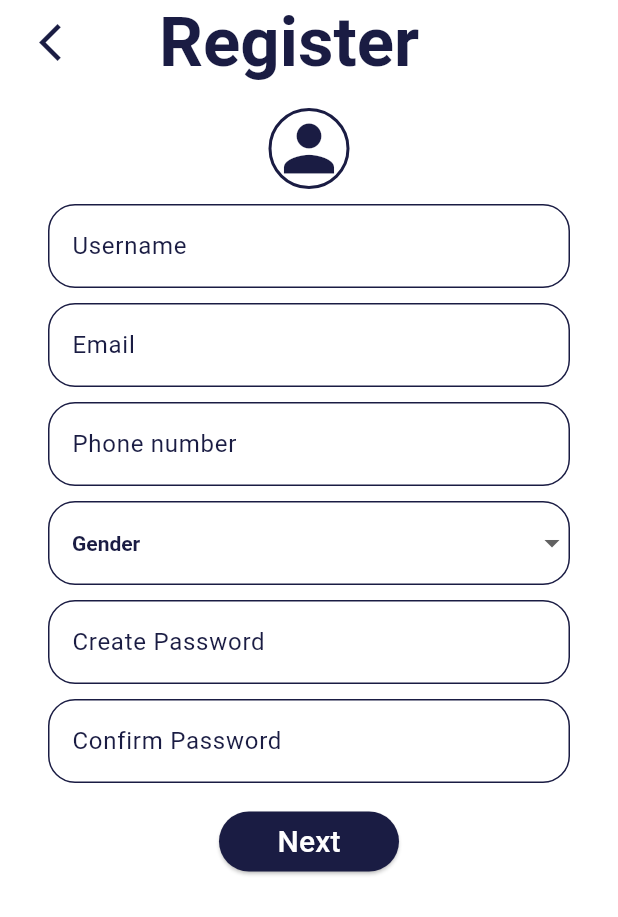
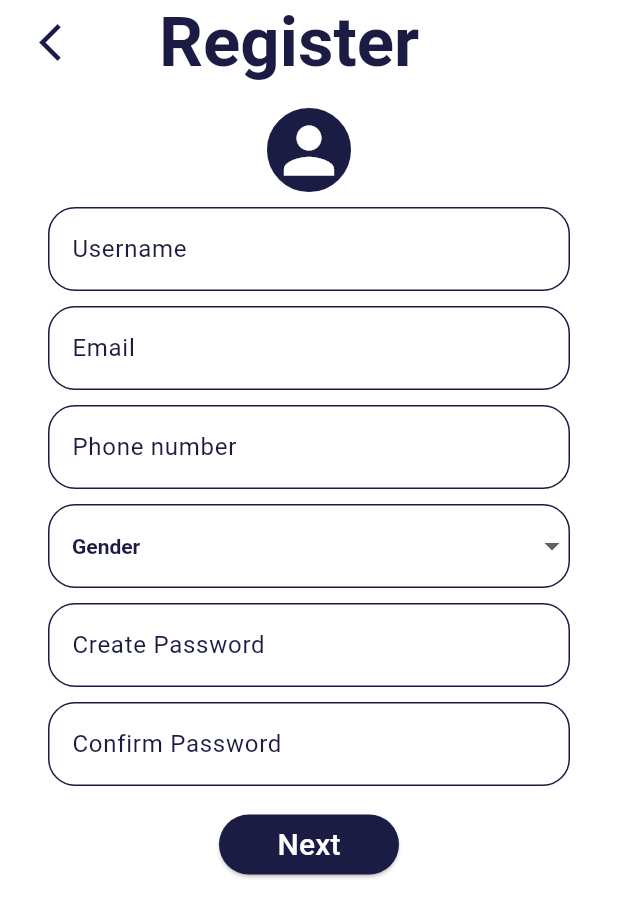
Before and after one commit to RELIEFCOSPLAY/GOTWO_APP, a Flutter app: the screen it shows after launch, on a phone screen of 412 x 824 dp. Shown: the top 917 px of the screen. Run offline on Flutter 3.47's test engine with Material 3 defaults, Android fonts, the phone set to English and light mode, and no system bars; our stand-ins replace lorem_ipsum.

Commit message:
main update

```diff
--- a/lib/gotwo_Register.dart
+++ b/lib/gotwo_Register.dart
@@ -122,9 +122,10 @@ class _Rider_RegisterState extends State<Rider_Register> {
       },
       child: Container(
         decoration: BoxDecoration(
-            border: Border.all(color: const Color(0xff1a1c43), width: 2),
+          color:const Color(0xff1a1c43) ,
+            border: Border.all(color: const Color(0xff1a1c43), width: 3),
             shape: BoxShape.circle),
-        child: const Icon(Icons.person, color: Color(0xff1a1c43), size: 50),
+        child: const Icon(Icons.person, color: Colors.white, size: 50),
       ),
     );
   }
```
